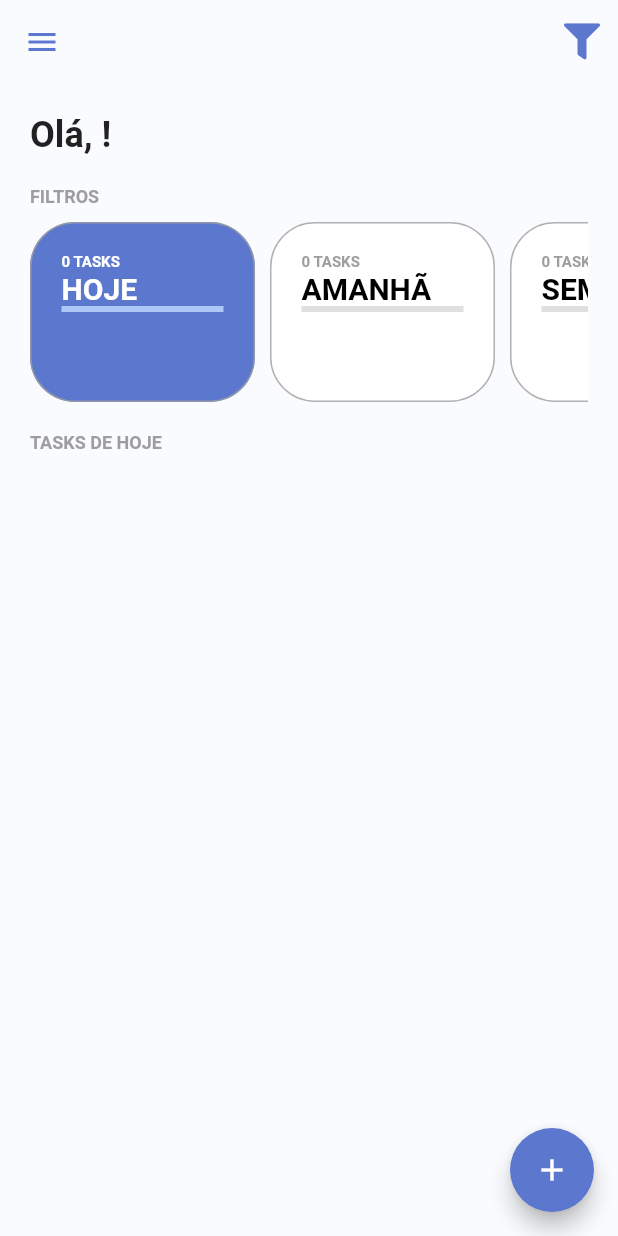
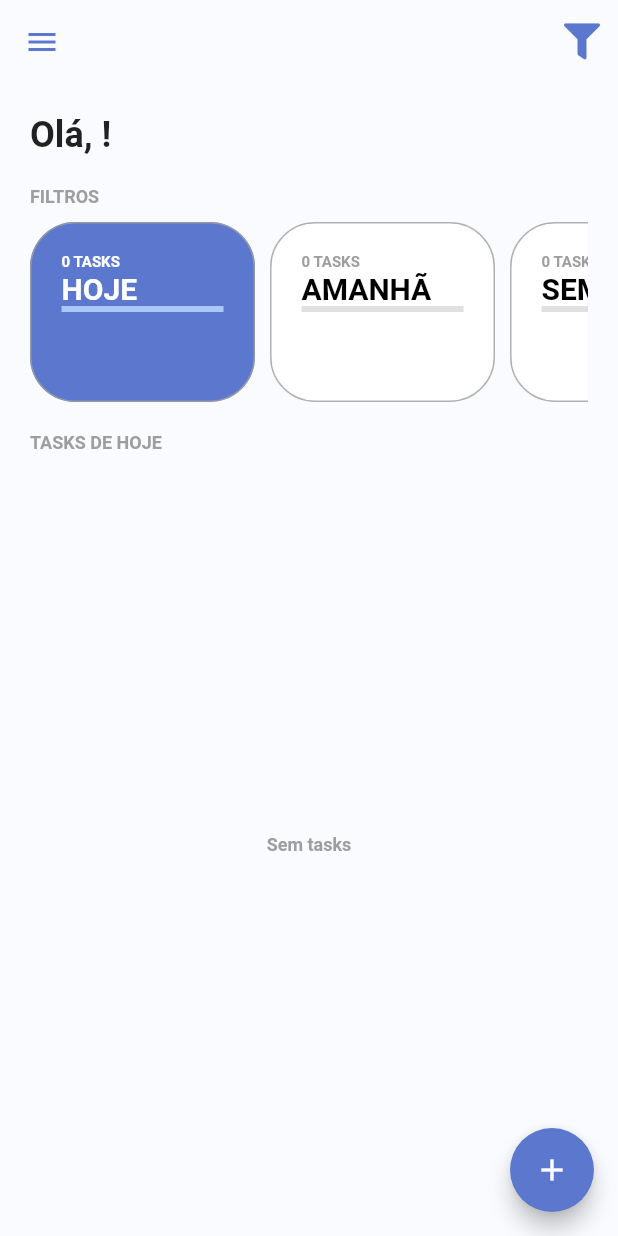
Before and after one commit to williambarreiro/todo-list, a Flutter app: the screen it shows once a user with an empty profile is signed in, on a phone screen of 412 x 824 dp. Run offline on Flutter 3.47's test engine with Material 2 defaults, Android fonts, the phone set to English and light mode, and no system bars; our stand-ins replace date_picker_timeline, firebase_auth, firebase_core, flutter_signin_button, google_fonts, google_sign_in and 3 more; missing offline and left inert: flutter_overlay_loader, validatorless; accounts and stored records are empty; generated files the repository leaves out were written again; Roboto replaces fonts that are missing (Mandali).

Commit message:
feat: change task card border and add a message when tasks list is empty

```diff
--- a/lib/app/modules/home/widgets/home_tasks.dart
+++ b/lib/app/modules/home/widgets/home_tasks.dart
@@ -3,14 +3,16 @@ import 'package:provider/provider.dart';
 import 'package:todo_list/app/core/ui/theme_extensions.dart';
 import 'package:todo_list/app/models/task_model.dart';
 import 'package:todo_list/app/modules/home/home_controller.dart';
-
-import 'task.dart';
+import 'package:todo_list/app/modules/home/widgets/task.dart';
 
 class HomeTasks extends StatelessWidget {
   const HomeTasks({super.key});
 
   @override
   Widget build(BuildContext context) {
+    final tasksList = context.select<HomeController, List<TaskModel>>(
+        (controller) => controller.filteredTasks);
+
     return Expanded(
       child: Column(
         crossAxisAlignment: CrossAxisAlignment.start,
@@ -29,14 +31,22 @@ class HomeTasks extends StatelessWidget {
               );
             },
           ),
-        Column(
-          children: context
-              .select<HomeController, List<TaskModel>>(
-                  (controller) => controller.filteredTasks)
-              .map((t) => Task(model: t))
-              .toList(),
-        )
+          Visibility(
+            visible: tasksList.isNotEmpty,
+            replacement: Expanded(
+              child: Center(
+                child: Text(
+                  'Sem tasks',
+                  style: context.titleStyle,
+                ),
+              ),
+            ),
+            child: Column(
+              children: tasksList.map((t) => Task(model: t)).toList(),
+            ),
+          ),
         ],
-    ));
+      ),
+    );
   }
 }
```
Also changed, not shown: lib/app/modules/home/widgets/task.dart (+5 -9 lines). Lines whose indentation alone changed are shown as unchanged.
